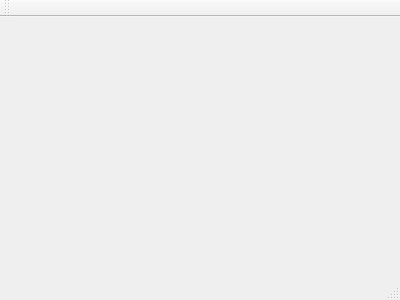
Before: the Qt Designer form ui.ui in StrozhDima/df, drawn with Qt 5.
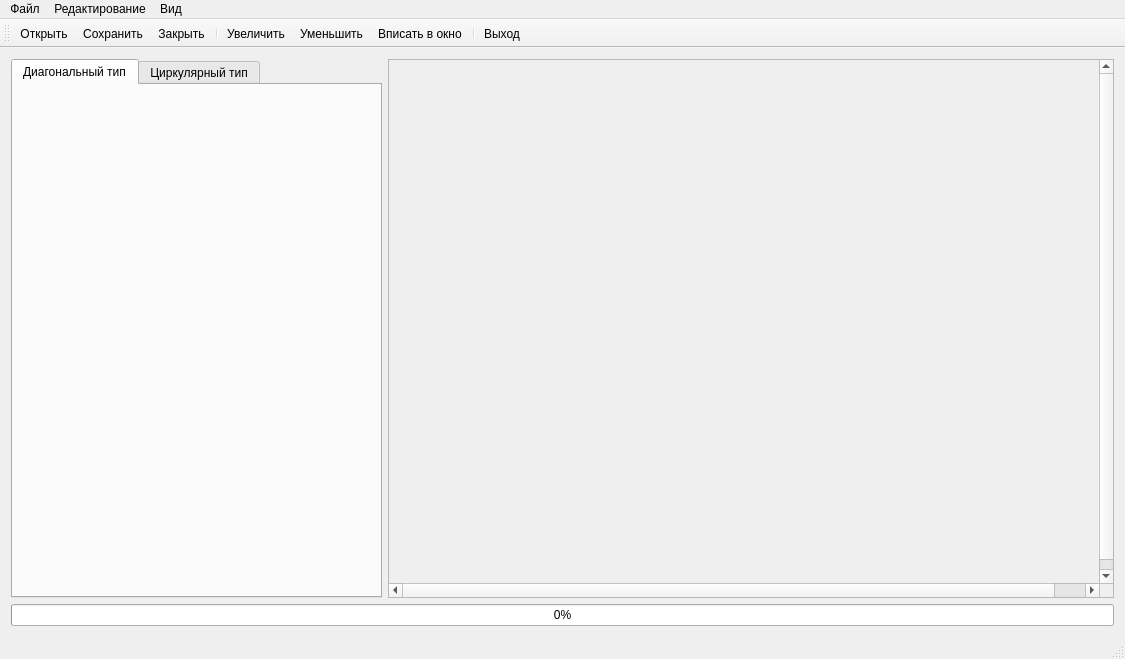
After: the same form once the commit is applied. Icons and pictures are not drawn.

Patch:
```diff
--- a/ui.ui
+++ b/ui.ui
@@ -1,24 +1,309 @@
 <ui version="4.0">
  <class>UI</class>
- <widget class="QMainWindow" name="UI" >
-  <property name="geometry" >
+ <widget class="QMainWindow" name="UI">
+  <property name="geometry">
    <rect>
     <x>0</x>
     <y>0</y>
-    <width>400</width>
-    <height>300</height>
+    <width>1125</width>
+    <height>659</height>
    </rect>
   </property>
   <property name="windowTitle" >
    <string>UI</string>
   </property>
-  <widget class="QMenuBar" name="menuBar" />
-  <widget class="QToolBar" name="mainToolBar" />
-  <widget class="QWidget" name="centralWidget" />
-  <widget class="QStatusBar" name="statusBar" />
+  <widget class="QWidget" name="centralWidget">
+   <layout class="QVBoxLayout" name="verticalLayout_3">
+    <item>
+     <layout class="QVBoxLayout" name="verticalLayout_2">
+      <item>
+       <layout class="QHBoxLayout" name="horizontalLayout">
+        <item>
+         <widget class="QTabWidget" name="tabWidget">
+          <property name="sizePolicy">
+           <sizepolicy hsizetype="Fixed" vsizetype="Preferred">
+            <horstretch>0</horstretch>
+            <verstretch>0</verstretch>
+           </sizepolicy>
+          </property>
+          <property name="minimumSize">
+           <size>
+            <width>371</width>
+            <height>511</height>
+           </size>
+          </property>
+          <property name="currentIndex">
+           <number>0</number>
+          </property>
+          <widget class="QWidget" name="tab_diagonal">
+           <attribute name="title">
+            <string>Диагональный тип</string>
+           </attribute>
+          </widget>
+          <widget class="QWidget" name="tab_circular">
+           <attribute name="title">
+            <string>Циркулярный тип</string>
+           </attribute>
+          </widget>
+         </widget>
+        </item>
+        <item>
+         <widget class="QScrollArea" name="scrollArea">
+          <property name="sizePolicy">
+           <sizepolicy hsizetype="Preferred" vsizetype="Preferred">
+            <horstretch>0</horstretch>
+            <verstretch>0</verstretch>
+           </sizepolicy>
+          </property>
+          <property name="minimumSize">
+           <size>
+            <width>721</width>
+            <height>511</height>
+           </size>
+          </property>
+          <property name="widgetResizable">
+           <bool>false</bool>
+          </property>
+          <widget class="QWidget" name="scrollAreaWidgetContents">
+           <property name="geometry">
+            <rect>
+             <x>0</x>
+             <y>0</y>
+             <width>743</width>
+             <height>533</height>
+            </rect>
+           </property>
+           <property name="minimumSize">
+            <size>
+             <width>743</width>
+             <height>533</height>
+            </size>
+           </property>
+           <layout class="QVBoxLayout" name="verticalLayout">
+            <property name="spacing">
+             <number>0</number>
+            </property>
+            <property name="sizeConstraint">
+             <enum>QLayout::SetNoConstraint</enum>
+            </property>
+            <property name="leftMargin">
+             <number>0</number>
+            </property>
+            <property name="topMargin">
+             <number>0</number>
+            </property>
+            <property name="rightMargin">
+             <number>0</number>
+            </property>
+            <property name="bottomMargin">
+             <number>0</number>
+            </property>
+           </layout>
+          </widget>
+         </widget>
+        </item>
+       </layout>
+      </item>
+      <item>
+       <widget class="QProgressBar" name="progressBar">
+        <property name="sizePolicy">
+         <sizepolicy hsizetype="Preferred" vsizetype="Fixed">
+          <horstretch>0</horstretch>
+          <verstretch>0</verstretch>
+         </sizepolicy>
+        </property>
+        <property name="minimumSize">
+         <size>
+          <width>981</width>
+          <height>21</height>
+         </size>
+        </property>
+        <property name="font">
+         <font>
+          <stylestrategy>PreferDefault</stylestrategy>
+         </font>
+        </property>
+        <property name="autoFillBackground">
+         <bool>false</bool>
+        </property>
+        <property name="value">
+         <number>0</number>
+        </property>
+       </widget>
+      </item>
+     </layout>
+    </item>
+   </layout>
+  </widget>
+  <widget class="QMenuBar" name="menuBar">
+   <property name="geometry">
+    <rect>
+     <x>0</x>
+     <y>0</y>
+     <width>1125</width>
+     <height>26</height>
+    </rect>
+   </property>
+   <widget class="QMenu" name="menu_file">
+    <property name="title">
+     <string>Файл</string>
+    </property>
+    <addaction name="open_file"/>
+    <addaction name="save_file"/>
+    <addaction name="save_file_as"/>
+    <addaction name="close_file"/>
+    <addaction name="separator"/>
+    <addaction name="exit_app"/>
+   </widget>
+   <widget class="QMenu" name="menu_edit">
+    <property name="title">
+     <string>Редактирование</string>
+    </property>
+    <addaction name="save_settings"/>
+    <addaction name="open_settings"/>
+    <addaction name="calibr_camera"/>
+   </widget>
+   <widget class="QMenu" name="menu_view">
+    <property name="title">
+     <string>Вид</string>
+    </property>
+    <addaction name="zoom_in"/>
+    <addaction name="zoom_out"/>
+    <addaction name="normal_size"/>
+    <addaction name="fil_to_window"/>
+   </widget>
+   <addaction name="menu_file"/>
+   <addaction name="menu_edit"/>
+   <addaction name="menu_view"/>
+  </widget>
+  <widget class="QToolBar" name="mainToolBar">
+   <attribute name="toolBarArea">
+    <enum>TopToolBarArea</enum>
+   </attribute>
+   <attribute name="toolBarBreak">
+    <bool>false</bool>
+   </attribute>
+   <addaction name="open_file"/>
+   <addaction name="save_file"/>
+   <addaction name="close_file"/>
+   <addaction name="separator"/>
+   <addaction name="zoom_in"/>
+   <addaction name="zoom_out"/>
+   <addaction name="fil_to_window"/>
+   <addaction name="separator"/>
+   <addaction name="exit_app"/>
+  </widget>
+  <widget class="QStatusBar" name="statusBar"/>
+  <action name="open_file">
+   <property name="icon">
+    <iconset resource="resource.qrc">
+     <normaloff>:/menu/img/Open_32x32.png</normaloff>:/menu/img/Open_32x32.png</iconset>
+   </property>
+   <property name="text">
+    <string>Открыть...</string>
+   </property>
+   <property name="shortcut">
+    <string>Ctrl+O</string>
+   </property>
+  </action>
+  <action name="save_file">
+   <property name="icon">
+    <iconset resource="resource.qrc">
+     <normaloff>:/menu/img/Save_32x32.png</normaloff>:/menu/img/Save_32x32.png</iconset>
+   </property>
+   <property name="text">
+    <string>Сохранить</string>
+   </property>
+   <property name="shortcut">
+    <string>Ctrl+S</string>
+   </property>
+  </action>
+  <action name="save_file_as">
+   <property name="text">
+    <string>Сохранить как...</string>
+   </property>
+   <property name="shortcut">
+    <string>Ctrl+Shift+S</string>
+   </property>
+  </action>
+  <action name="close_file">
+   <property name="icon">
+    <iconset resource="resource.qrc">
+     <normaloff>:/menu/img/Close_32x32.png</normaloff>:/menu/img/Close_32x32.png</iconset>
+   </property>
+   <property name="text">
+    <string>Закрыть</string>
+   </property>
+  </action>
+  <action name="exit_app">
+   <property name="icon">
+    <iconset resource="resource.qrc">
+     <normaloff>:/menu/img/Exit_32x32.png</normaloff>:/menu/img/Exit_32x32.png</iconset>
+   </property>
+   <property name="text">
+    <string>Выход</string>
+   </property>
+  </action>
+  <action name="save_settings">
+   <property name="text">
+    <string>Сохранить настройки</string>
+   </property>
+  </action>
+  <action name="open_settings">
+   <property name="text">
+    <string>Загрузить настройки</string>
+   </property>
+  </action>
+  <action name="zoom_in">
+   <property name="icon">
+    <iconset resource="resource.qrc">
+     <normaloff>:/menu/img/Zoom In_32x32.png</normaloff>:/menu/img/Zoom In_32x32.png</iconset>
+   </property>
+   <property name="text">
+    <string>Увеличить</string>
+   </property>
+   <property name="shortcut">
+    <string>Ctrl++</string>
+   </property>
+  </action>
+  <action name="zoom_out">
+   <property name="icon">
+    <iconset resource="resource.qrc">
+     <normaloff>:/menu/img/Zoom Out_32x32.png</normaloff>:/menu/img/Zoom Out_32x32.png</iconset>
+   </property>
+   <property name="text">
+    <string>Уменьшить</string>
+   </property>
+   <property name="shortcut">
+    <string>Ctrl+-</string>
+   </property>
+  </action>
+  <action name="normal_size">
+   <property name="text">
+    <string>Нормальный</string>
+   </property>
+   <property name="shortcut">
+    <string>Ctrl+0</string>
+   </property>
+  </action>
+  <action name="fil_to_window">
+   <property name="icon">
+    <iconset resource="resource.qrc">
+     <normaloff>:/menu/img/Fil_to_window_32x32.png</normaloff>:/menu/img/Fil_to_window_32x32.png</iconset>
+   </property>
+   <property name="text">
+    <string>Вписать в окно</string>
+   </property>
+  </action>
+  <action name="calibr_camera">
+   <property name="text">
+    <string>Калибровка камеры</string>
+   </property>
+  </action>
  </widget>
- <layoutDefault spacing="6" margin="11" />
- <pixmapfunction></pixmapfunction>
- <resources/>
+ <layoutdefault spacing="6" margin="11"/>
+ <resources>
+  <include location="resource.qrc"/>
+ </resources>
  <connections/>
 </ui>
```
Left out of the diff: 3 changed lines with no effect on the pictures.
